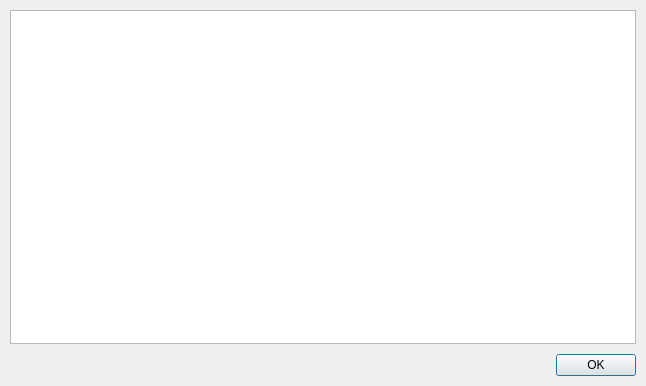
This is src/designer/textviewdialog.ui in dnkorpushov/libro2 as Qt 5 draws it before an edit. The edited form follows.
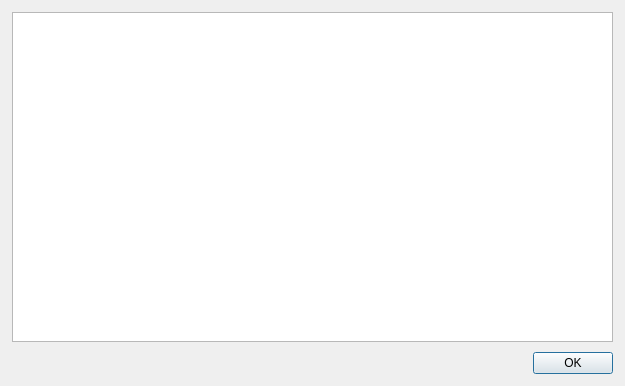
This is the edited form.

Diff of the .ui file:
```diff
--- a/src/designer/textviewdialog.ui
+++ b/src/designer/textviewdialog.ui
@@ -6,7 +6,7 @@
    <rect>
     <x>0</x>
     <y>0</y>
-    <width>646</width>
+    <width>625</width>
     <height>386</height>
    </rect>
   </property>
@@ -18,16 +18,16 @@
     <number>10</number>
    </property>
    <property name="leftMargin">
-    <number>10</number>
+    <number>12</number>
    </property>
    <property name="topMargin">
-    <number>10</number>
+    <number>12</number>
    </property>
    <property name="rightMargin">
-    <number>10</number>
+    <number>12</number>
    </property>
    <property name="bottomMargin">
-    <number>10</number>
+    <number>12</number>
    </property>
    <item>
     <widget class="QTextEdit" name="textEdit">
```
